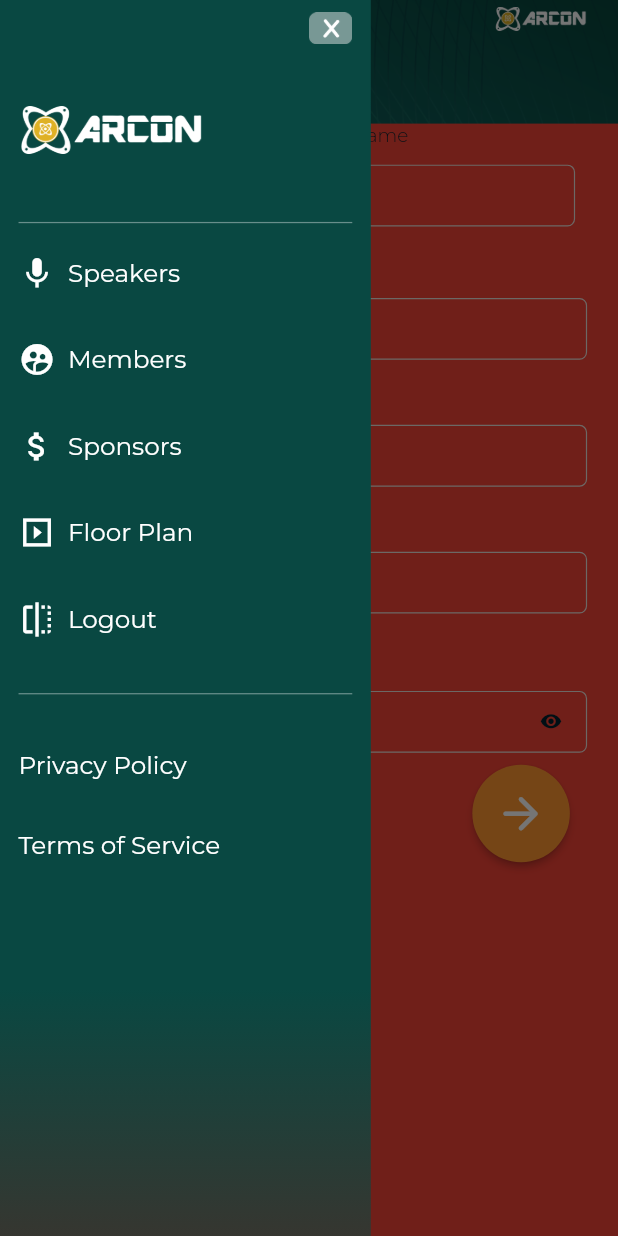
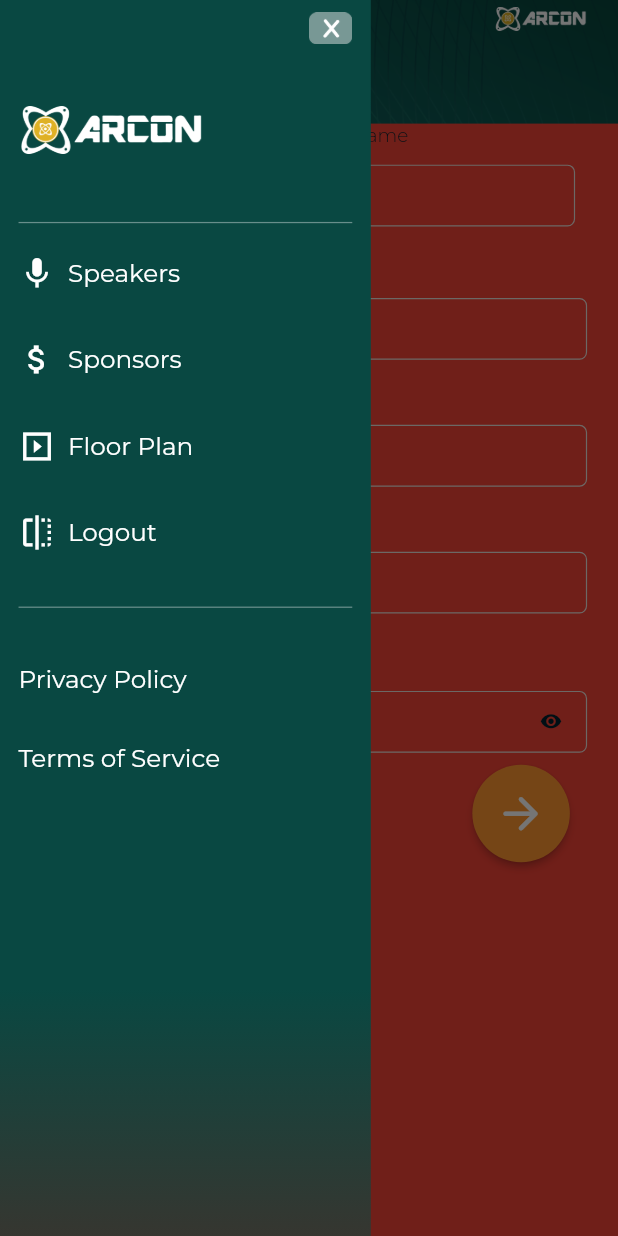
Before and after one commit to matthitachi/Arcon_app, a Flutter app: the EditProfile screen opened directly, with the side drawer open, on a phone screen of 412 x 824 dp. Run offline on Flutter 3.47's test engine with Material 2 defaults, Android fonts, the light colour scheme and no system bars; our stand-ins replace dio, flutter_easyloading, get_it, google_fonts, jiffy, shared_preferences and 1 more; missing offline and left inert: advance_pdf_viewer, flutter_paystack; accounts and stored records are empty; network calls fail; statements that could not run were skipped.

Commit message:
Fix fees for payment remove members from drawer

```diff
--- a/lib/Models/fee.dart
+++ b/lib/Models/fee.dart
@@ -12,7 +12,7 @@ class Fee{
 
   factory Fee.fromJson(Map<String, dynamic> parsedJson) {
     return  Fee(
-        parsedJson['id'], parsedJson['name'], parsedJson['fee'],
+        parsedJson['id'], parsedJson['name'], double.parse(parsedJson['fee'].toString()),
       currency: parsedJson['currency']??"Naira",
     );
   }
--- a/lib/widgets/drawer.dart
+++ b/lib/widgets/drawer.dart
@@ -173,36 +173,36 @@ class _drawerState extends State<drawer> {
                       height: SizeConfig.safeBlockVertical! * 4,
                     ),
 
-                    GestureDetector(
-                      onTap: () {
-                        Navigator.pushReplacement(context,
-                            MaterialPageRoute(builder: (context) => members()));
-                      },
-                      child: Row(
-                        children: [
-                          Icon(
-                            Icons.supervised_user_circle_sharp,
-                            size: SizeConfig.safeBlockVertical! * 3,
-                            color: Colors.white,
-                          ),
-                          SizedBox(
-                            width: SizeConfig.safeBlockVertical! * 1,
-                          ),
-                          Text(
-                            "Members",
-                            textAlign: TextAlign.left,
-                            style: GoogleFonts.montserrat(
-                              color: Colors.white,
-                              fontSize: SizeConfig.safeBlockHorizontal! * 4,
-                              fontWeight: FontWeight.w400,
-                            ),
-                          ),
-                        ],
-                      ),
-                    ),
-                    SizedBox(
-                      height: SizeConfig.safeBlockVertical! * 4,
-                    ),
+                    // GestureDetector(
+                    //   onTap: () {
+                    //     Navigator.pushReplacement(context,
+                    //         MaterialPageRoute(builder: (context) => members()));
+                    //   },
+                    //   child: Row(
+                    //     children: [
+                    //       Icon(
+                    //         Icons.supervised_user_circle_sharp,
+                    //         size: SizeConfig.safeBlockVertical! * 3,
+                    //         color: Colors.white,
+                    //       ),
+                    //       SizedBox(
+                    //         width: SizeConfig.safeBlockVertical! * 1,
+                    //       ),
+                    //       Text(
+                    //         "Members",
+                    //         textAlign: TextAlign.left,
+                    //         style: GoogleFonts.montserrat(
+                    //           color: Colors.white,
+                    //           fontSize: SizeConfig.safeBlockHorizontal! * 4,
+                    //           fontWeight: FontWeight.w400,
+                    //         ),
+                    //       ),
+                    //     ],
+                    //   ),
+                    // ),
+                    // SizedBox(
+                    //   height: SizeConfig.safeBlockVertical! * 4,
+                    // ),
 
                     GestureDetector(
                       onTap: () {
```
Also changed, not shown: lib/views/payment_prompt.dart (+18 -63 lines).
